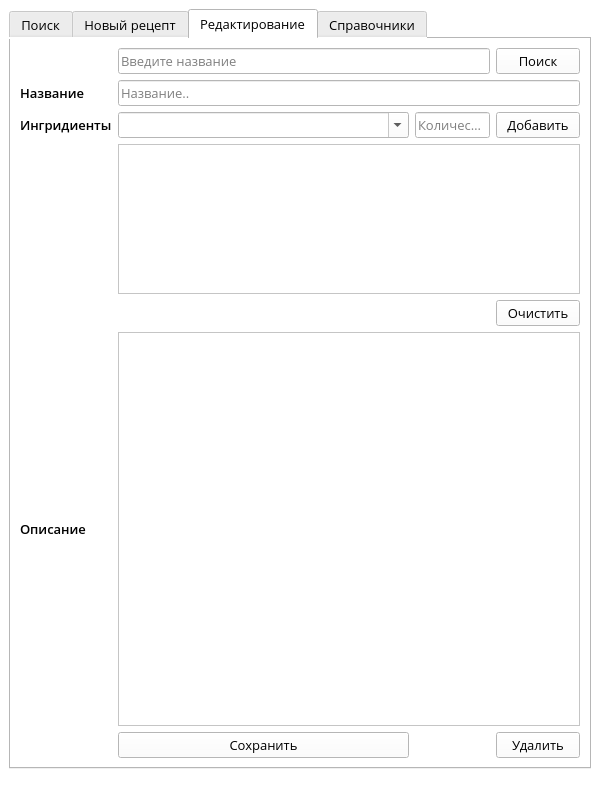
Qt form MainWindow.ui (rauko27/receptBook) before a commit.
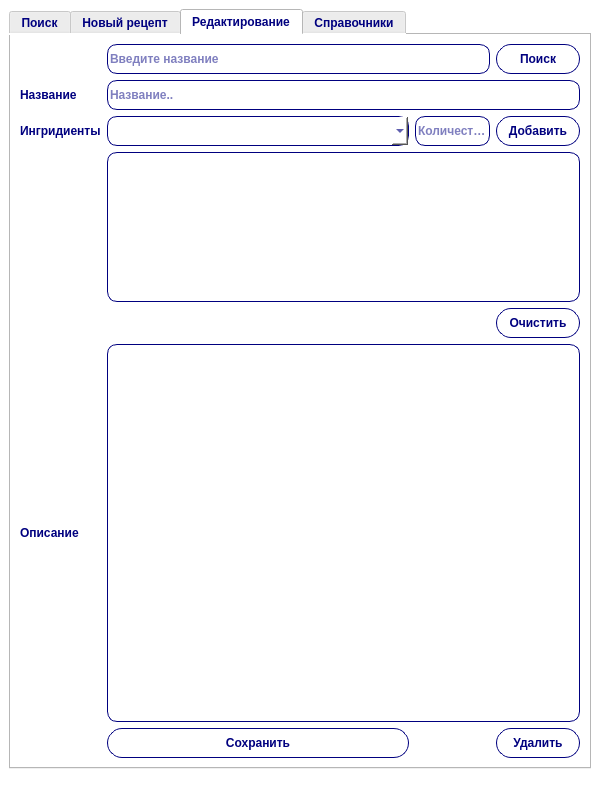
The same form after that commit. The open tabs and pages were chosen to show the change.

```diff
--- a/MainWindow.ui
+++ b/MainWindow.ui
@@ -28,12 +28,15 @@
      <widget class="QTabWidget" name="tabWidget">
       <property name="font">
        <font>
-        <family>Open Sans</family>
-        <pointsize>10</pointsize>
-        <weight>50</weight>
-        <bold>false</bold>
+        <weight>75</weight>
+        <bold>true</bold>
        </font>
       </property>
+      <property name="styleSheet">
+       <string notr="true">font-weight: bold;
+color: #00007f;
+background-color: #fff;</string>
+      </property>
       <property name="currentIndex">
        <number>1</number>
       </property>
@@ -483,12 +486,44 @@
        <layout class="QGridLayout" name="gridLayout_4">
         <item row="7" column="3">
          <widget class="QPushButton" name="del_btn_e">
+          <property name="minimumSize">
+           <size>
+            <width>80</width>
+            <height>30</height>
+           </size>
+          </property>
           <property name="font">
            <font>
-            <family>Open Sans</family>
-            <pointsize>10</pointsize>
+            <weight>75</weight>
+            <bold>true</bold>
            </font>
           </property>
+          <property name="styleSheet">
+           <string notr="true">QPushButton, QPushButton:focus, QPushButton:focus {
+font-weight: bold;
+border: 1px solid #00007f;
+border-radius: 15px;
+color: #00007f;
+background-color: #fff;
+}
+
+QPushButton:hover, QPushButton:hover:focus {
+font-weight: bold;
+border: 1px solid #00007f;
+border-radius: 15px;
+color: #00007f;
+background-color: #eaffff;
+}
+
+QPushButton:pressed,QPushButton:pressed:focus {
+font-weight: bold;
+border: 1px solid #00007f;
+border-radius: 15px;
+color: #fff;
+background-color: #00007f;
+}
+</string>
+          </property>
           <property name="text">
            <string>Удалить</string>
           </property>
@@ -504,8 +539,8 @@
           </property>
           <property name="font">
            <font>
-            <family>Open Sans SemiBold</family>
-            <pointsize>10</pointsize>
+            <weight>75</weight>
+            <bold>true</bold>
            </font>
           </property>
           <property name="text">
@@ -517,20 +552,59 @@
          <widget class="QTextEdit" name="list_desc_2">
           <property name="font">
            <font>
-            <family>Open Sans</family>
-            <pointsize>10</pointsize>
+            <weight>75</weight>
+            <bold>true</bold>
            </font>
           </property>
+          <property name="styleSheet">
+           <string notr="true">font-weight: bold;
+border: 1px solid #00007f;
+border-radius: 10px;
+color: #00007f;
+background-color: #fff;</string>
+          </property>
          </widget>
         </item>
         <item row="7" column="1">
          <widget class="QPushButton" name="save_btn_e">
+          <property name="minimumSize">
+           <size>
+            <width>0</width>
+            <height>30</height>
+           </size>
+          </property>
           <property name="font">
            <font>
-            <family>Open Sans</family>
-            <pointsize>10</pointsize>
+            <weight>75</weight>
+            <bold>true</bold>
            </font>
           </property>
+          <property name="styleSheet">
+           <string notr="true">QPushButton, QPushButton:focus, QPushButton:focus {
+font-weight: bold;
+border: 1px solid #00007f;
+border-radius: 15px;
+color: #00007f;
+background-color: #fff;
+}
+
+QPushButton:hover, QPushButton:hover:focus {
+font-weight: bold;
+border: 1px solid #00007f;
+border-radius: 15px;
+color: #00007f;
+background-color: #eaffff;
+}
+
+QPushButton:pressed,QPushButton:pressed:focus {
+font-weight: bold;
+border: 1px solid #00007f;
+border-radius: 15px;
+color: #fff;
+background-color: #00007f;
+}
+</string>
+          </property>
           <property name="text">
            <string>Сохранить</string>
           </property>
@@ -546,8 +620,8 @@
           </property>
           <property name="font">
            <font>
-            <family>Open Sans SemiBold</family>
-            <pointsize>10</pointsize>
+            <weight>75</weight>
+            <bold>true</bold>
            </font>
           </property>
           <property name="text">
@@ -557,12 +631,25 @@
         </item>
         <item row="2" column="1" colspan="3">
          <widget class="QLineEdit" name="name_2">
+          <property name="minimumSize">
+           <size>
+            <width>0</width>
+            <height>30</height>
+           </size>
+          </property>
           <property name="font">
            <font>
-            <family>Open Sans</family>
-            <pointsize>10</pointsize>
+            <weight>75</weight>
+            <bold>true</bold>
            </font>
           </property>
+          <property name="styleSheet">
+           <string notr="true">font-weight: bold;
+border: 1px solid #00007f;
+border-radius: 10px;
+color: #00007f;
+background-color: #fff;</string>
+          </property>
           <property name="placeholderText">
            <string>Название..</string>
           </property>
@@ -570,12 +657,25 @@
         </item>
         <item row="3" column="1">
          <widget class="QComboBox" name="list_ingr_2">
+          <property name="minimumSize">
+           <size>
+            <width>0</width>
+            <height>30</height>
+           </size>
+          </property>
           <property name="font">
            <font>
-            <family>Open Sans</family>
-            <pointsize>10</pointsize>
+            <weight>75</weight>
+            <bold>true</bold>
            </font>
           </property>
+          <property name="styleSheet">
+           <string notr="true">font-weight: bold;
+border: 1px solid #00007f;
+border-radius: 10px;
+color: #00007f;
+background-color: #fff;</string>
+          </property>
           <property name="editable">
            <bool>true</bool>
           </property>
@@ -594,6 +694,12 @@
         </item>
         <item row="3" column="3">
          <widget class="QPushButton" name="add_ingr_2">
+          <property name="minimumSize">
+           <size>
+            <width>80</width>
+            <height>30</height>
+           </size>
+          </property>
           <property name="maximumSize">
            <size>
             <width>84</width>
@@ -602,10 +708,36 @@
           </property>
           <property name="font">
            <font>
-            <family>Open Sans</family>
-            <pointsize>10</pointsize>
+            <weight>75</weight>
+            <bold>true</bold>
            </font>
           </property>
+          <property name="styleSheet">
+           <string notr="true">QPushButton, QPushButton:focus, QPushButton:focus {
+font-weight: bold;
+border: 1px solid #00007f;
+border-radius: 15px;
+color: #00007f;
+background-color: #fff;
+}
+
+QPushButton:hover, QPushButton:hover:focus {
+font-weight: bold;
+border: 1px solid #00007f;
+border-radius: 15px;
+color: #00007f;
+background-color: #eaffff;
+}
+
+QPushButton:pressed,QPushButton:pressed:focus {
+font-weight: bold;
+border: 1px solid #00007f;
+border-radius: 15px;
+color: #fff;
+background-color: #00007f;
+}
+</string>
+          </property>
           <property name="text">
            <string>Добавить</string>
           </property>
@@ -621,8 +753,8 @@
           </property>
           <property name="font">
            <font>
-            <family>Open Sans SemiBold</family>
-            <pointsize>10</pointsize>
+            <weight>75</weight>
+            <bold>true</bold>
            </font>
           </property>
           <property name="text">
@@ -640,20 +772,59 @@
           </property>
           <property name="font">
            <font>
-            <family>Open Sans</family>
-            <pointsize>10</pointsize>
+            <weight>75</weight>
+            <bold>true</bold>
            </font>
           </property>
+          <property name="styleSheet">
+           <string notr="true">font-weight: bold;
+border: 1px solid #00007f;
+border-radius: 10px;
+color: #00007f;
+background-color: #fff;</string>
+          </property>
          </widget>
         </item>
         <item row="5" column="3">
          <widget class="QPushButton" name="cln_btn_e">
+          <property name="minimumSize">
+           <size>
+            <width>80</width>
+            <height>30</height>
+           </size>
+          </property>
           <property name="font">
            <font>
-            <family>Open Sans</family>
-            <pointsize>10</pointsize>
+            <weight>75</weight>
+            <bold>true</bold>
            </font>
           </property>
+          <property name="styleSheet">
+           <string notr="true">QPushButton, QPushButton:focus, QPushButton:focus {
+font-weight: bold;
+border: 1px solid #00007f;
+border-radius: 15px;
+color: #00007f;
+background-color: #fff;
+}
+
+QPushButton:hover, QPushButton:hover:focus {
+font-weight: bold;
+border: 1px solid #00007f;
+border-radius: 15px;
+color: #00007f;
+background-color: #eaffff;
+}
+
+QPushButton:pressed,QPushButton:pressed:focus {
+font-weight: bold;
+border: 1px solid #00007f;
+border-radius: 15px;
+color: #fff;
+background-color: #00007f;
+}
+</string>
+          </property>
           <property name="text">
            <string>Очистить</string>
           </property>
@@ -661,12 +832,44 @@
         </item>
         <item row="1" column="3">
          <widget class="QPushButton" name="srch_edit_btn">
+          <property name="minimumSize">
+           <size>
+            <width>80</width>
+            <height>30</height>
+           </size>
+          </property>
           <property name="font">
            <font>
-            <family>Open Sans</family>
-            <pointsize>10</pointsize>
+            <weight>75</weight>
+            <bold>true</bold>
            </font>
           </property>
+          <property name="styleSheet">
+           <string notr="true">QPushButton, QPushButton:focus, QPushButton:focus {
+font-weight: bold;
+border: 1px solid #00007f;
+border-radius: 15px;
+color: #00007f;
+background-color: #fff;
+}
+
+QPushButton:hover, QPushButton:hover:focus {
+font-weight: bold;
+border: 1px solid #00007f;
+border-radius: 15px;
+color: #00007f;
+background-color: #eaffff;
+}
+
+QPushButton:pressed,QPushButton:pressed:focus {
+font-weight: bold;
+border: 1px solid #00007f;
+border-radius: 15px;
+color: #fff;
+background-color: #00007f;
+}
+</string>
+          </property>
           <property name="text">
            <string>Поиск</string>
           </property>
@@ -674,6 +877,12 @@
         </item>
         <item row="3" column="2">
          <widget class="QLineEdit" name="vol_ing_e">
+          <property name="minimumSize">
+           <size>
+            <width>0</width>
+            <height>30</height>
+           </size>
+          </property>
           <property name="maximumSize">
            <size>
             <width>75</width>
@@ -682,10 +891,17 @@
           </property>
           <property name="font">
            <font>
-            <family>Open Sans</family>
-            <pointsize>10</pointsize>
+            <weight>75</weight>
+            <bold>true</bold>
            </font>
           </property>
+          <property name="styleSheet">
+           <string notr="true">font-weight: bold;
+border: 1px solid #00007f;
+border-radius: 10px;
+color: #00007f;
+background-color: #fff;</string>
+          </property>
           <property name="placeholderText">
            <string>Количество</string>
           </property>
@@ -693,12 +909,25 @@
         </item>
         <item row="1" column="1" colspan="2">
          <widget class="QLineEdit" name="src_edit_line">
+          <property name="minimumSize">
+           <size>
+            <width>0</width>
+            <height>30</height>
+           </size>
+          </property>
           <property name="font">
            <font>
-            <family>Open Sans</family>
-            <pointsize>10</pointsize>
+            <weight>75</weight>
+            <bold>true</bold>
            </font>
           </property>
+          <property name="styleSheet">
+           <string notr="true">font-weight: bold;
+border: 1px solid #00007f;
+border-radius: 10px;
+color: #00007f;
+background-color: #fff;</string>
+          </property>
           <property name="placeholderText">
            <string>Введите название</string>
           </property>
```
Left out of the diff: 145 changed lines with no effect on the pictures.
